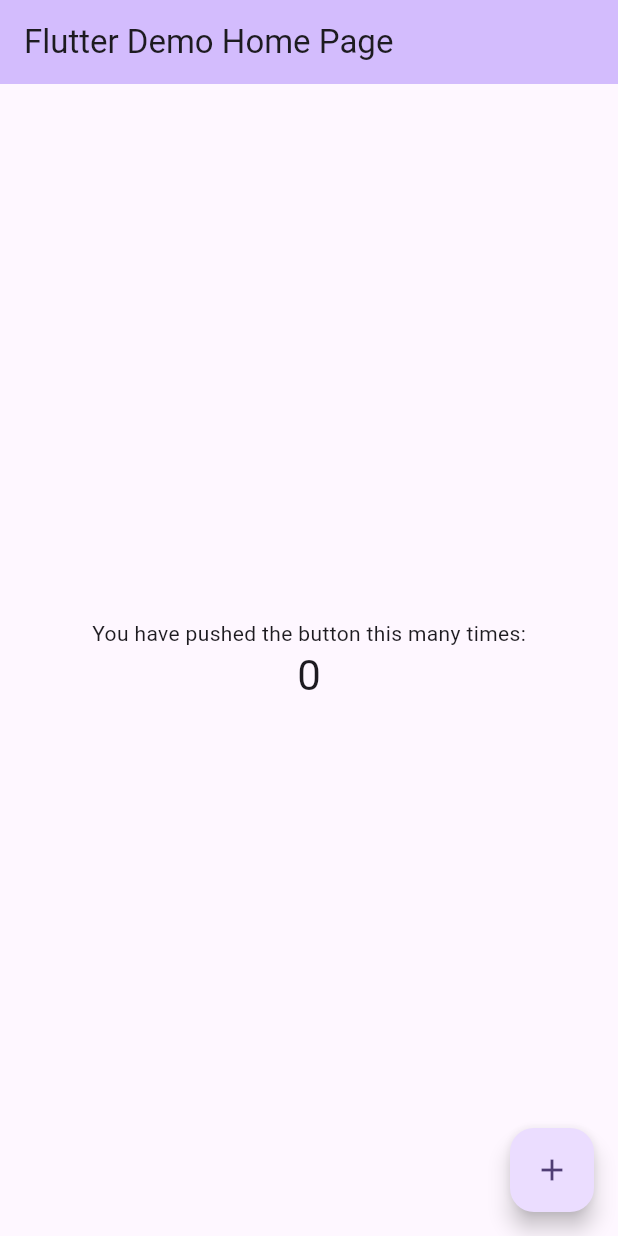
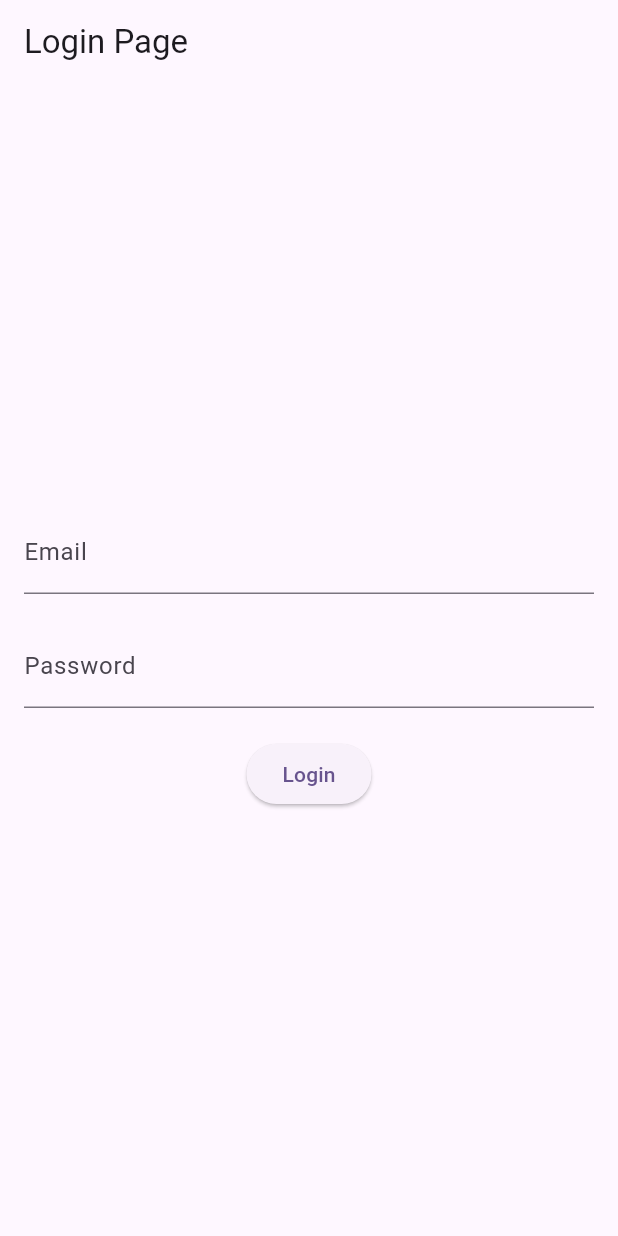
Before and after one commit to normndakbr/e-gym_mobile, a Flutter app: the screen it shows after launch, on a phone screen of 412 x 824 dp. Run offline on Flutter 3.47's test engine with Material 3 defaults, Android fonts, the phone set to English and light mode, and no system bars.

Commit message:
added folders and login page

```diff
--- a/lib/main.dart
+++ b/lib/main.dart
@@ -1,4 +1,5 @@
 import 'package:flutter/material.dart';
+import 'src/pages/login.dart';
 
 void main() {
   runApp(const MyApp());
@@ -7,119 +8,15 @@
 class MyApp extends StatelessWidget {
   const MyApp({super.key});
 
-  // This widget is the root of your application.
   @override
   Widget build(BuildContext context) {
     return MaterialApp(
       title: 'Flutter Demo',
       theme: ThemeData(
-        // This is the theme of your application.
-        //
-        // TRY THIS: Try running your application with "flutter run". You'll see
-        // the application has a purple toolbar. Then, without quitting the app,
-        // try changing the seedColor in the colorScheme below to Colors.green
-        // and then invoke "hot reload" (save your changes or press the "hot
-        // reload" button in a Flutter-supported IDE, or press "r" if you used
-        // the command line to start the app).
-        //
-        // Notice that the counter didn't reset back to zero; the application
-        // state is not lost during the reload. To reset the state, use hot
-        // restart instead.
-        //
-        // This works for code too, not just values: Most code changes can be
-        // tested with just a hot reload.
         colorScheme: ColorScheme.fromSeed(seedColor: Colors.deepPurple),
         useMaterial3: true,
       ),
-      home: const MyHomePage(title: 'Flutter Demo Home Page'),
+      home: LoginPage(),
     );
   }
 }
-
-class MyHomePage extends StatefulWidget {
-  const MyHomePage({super.key, required this.title});
-
-  // This widget is the home page of your application. It is stateful, meaning
-  // that it has a State object (defined below) that contains fields that affect
-  // how it looks.
-
-  // This class is the configuration for the state. It holds the values (in this
-  // case the title) provided by the parent (in this case the App widget) and
-  // used by the build method of the State. Fields in a Widget subclass are
-  // always marked "final".
-
-  final String title;
-
-  @override
-  State<MyHomePage> createState() => _MyHomePageState();
-}
-
-class _MyHomePageState extends State<MyHomePage> {
-  int _counter = 0;
-
-  void _incrementCounter() {
-    setState(() {
-      // This call to setState tells the Flutter framework that something has
-      // changed in this State, which causes it to rerun the build method below
-      // so that the display can reflect the updated values. If we changed
-      // _counter without calling setState(), then the build method would not be
-      // called again, and so nothing would appear to happen.
-      _counter++;
-    });
-  }
-
-  @override
-  Widget build(BuildContext context) {
-    // This method is rerun every time setState is called, for instance as done
-    // by the _incrementCounter method above.
-    //
-    // The Flutter framework has been optimized to make rerunning build methods
-    // fast, so that you can just rebuild anything that needs updating rather
-    // than having to individually change instances of widgets.
-    return Scaffold(
-      appBar: AppBar(
-        // TRY THIS: Try changing the color here to a specific color (to
-        // Colors.amber, perhaps?) and trigger a hot reload to see the AppBar
-        // change color while the other colors stay the same.
-        backgroundColor: Theme.of(context).colorScheme.inversePrimary,
-        // Here we take the value from the MyHomePage object that was created by
-        // the App.build method, and use it to set our appbar title.
-        title: Text(widget.title),
-      ),
-      body: Center(
-        // Center is a layout widget. It takes a single child and positions it
-        // in the middle of the parent.
-        child: Column(
-          // Column is also a layout widget. It takes a list of children and
-          // arranges them vertically. By default, it sizes itself to fit its
-          // children horizontally, and tries to be as tall as its parent.
-          //
-          // Column has various properties to control how it sizes itself and
-          // how it positions its children. Here we use mainAxisAlignment to
-          // center the children vertically; the main axis here is the vertical
-          // axis because Columns are vertical (the cross axis would be
-          // horizontal).
-          //
-          // TRY THIS: Invoke "debug painting" (choose the "Toggle Debug Paint"
-          // action in the IDE, or press "p" in the console), to see the
-          // wireframe for each widget.
-          mainAxisAlignment: MainAxisAlignment.center,
-          children: <Widget>[
-            const Text(
-              'You have pushed the button this many times:',
-            ),
-            Text(
-              '$_counter',
-              style: Theme.of(context).textTheme.headlineMedium,
-            ),
-          ],
-        ),
-      ),
-      floatingActionButton: FloatingActionButton(
-        onPressed: _incrementCounter,
-        tooltip: 'Increment',
-        child: const Icon(Icons.add),
-      ), // This trailing comma makes auto-formatting nicer for build methods.
-    );
-  }
-}
--- /dev/null
+++ b/lib/src/pages/login.dart
@@ -0,0 +1,37 @@
+import 'package:flutter/material.dart';
+import '../widgets/custom_text_form_field.dart';
+
+class LoginPage extends StatelessWidget {
+  @override
+  Widget build(BuildContext context) {
+    return Scaffold(
+      appBar: AppBar(
+        title: Text('Login Page'),
+      ),
+      body: Padding(
+        padding: EdgeInsets.all(16.0),
+        child: Column(
+          mainAxisAlignment: MainAxisAlignment.center,
+          children: <Widget>[
+            CustomTextFormField(
+              labelText: 'Email',
+            ),
+            SizedBox(height: 20),
+            CustomTextFormField(
+              labelText: 'Password',
+              obscureText: true,
+            ),
+            SizedBox(height: 20),
+            ElevatedButton(
+              onPressed: () {
+                // Perform login functionality here
+                print('Login button pressed');
+              },
+              child: Text('Login'),
+            ),
+          ],
+        ),
+      ),
+    );
+  }
+}
--- /dev/null
+++ b/lib/src/widgets/custom_text_form_field.dart
@@ -0,0 +1,22 @@
+import 'package:flutter/material.dart';
+
+class CustomTextFormField extends StatelessWidget {
+  final String labelText;
+  final bool obscureText;
+
+  const CustomTextFormField({
+    Key? key,
+    required this.labelText,
+    this.obscureText = false,
+  }) : super(key: key);
+
+  @override
+  Widget build(BuildContext context) {
+    return TextFormField(
+      decoration: InputDecoration(
+        labelText: labelText,
+      ),
+      obscureText: obscureText,
+    );
+  }
+}
```
